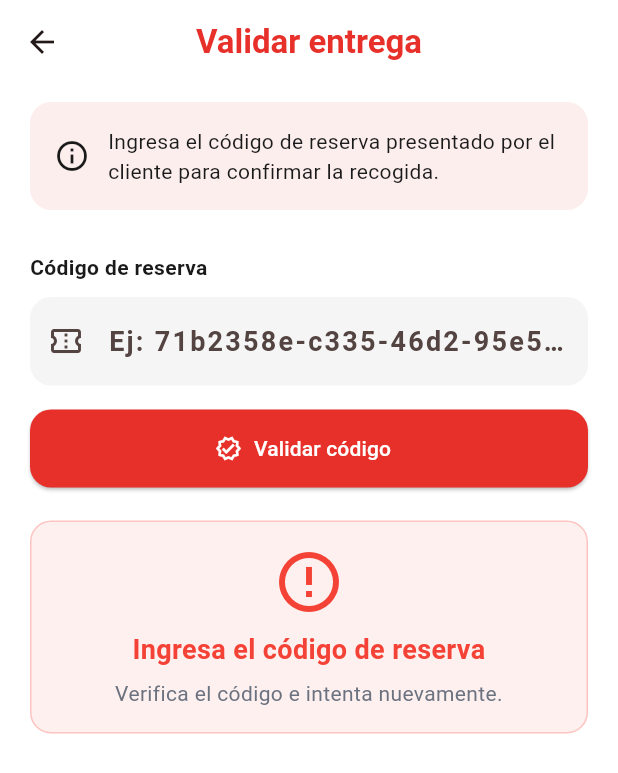
After one commit to Edmilzon/reduccion_desperdicio_alimentos, a Flutter app: the ValidatePickupScreen screen opened directly, after a tap on "Validar código", on a phone screen of 412 x 824 dp. The commit adds this screen. Shown: the top 773 px of the screen. Run offline on Flutter 3.47's test engine with Material 3 defaults, Android fonts, the phone set to English and light mode, and no system bars; our stand-ins replace flutter_local_notifications, flutter_map, geolocator, image_picker, latlong2, qr_flutter and 1 more; accounts and stored records are empty; network calls fail.

Commit message:
feat: validar recogida

```diff
--- a/lib/features/orders/data/models/order_model.dart
+++ b/lib/features/orders/data/models/order_model.dart
@@ -11,6 +11,7 @@ class OrderModel {
 
   final DateTime? createdAt;
   final DateTime? paidAt;
+  final DateTime? deliveredAt;
 
   final int? productId;
   final String? productTitle;
@@ -36,6 +37,7 @@ class OrderModel {
     required this.status,
     this.createdAt,
     this.paidAt,
+    this.deliveredAt,
     this.productId,
     this.productTitle,
     this.productDescription,
@@ -66,6 +68,7 @@ class OrderModel {
 
       createdAt: _toDate(json['createdAt']),
       paidAt: _toDate(json['paidAt']),
+      deliveredAt: _toDate(json['deliveredAt']),
 
       productId: _toNullableInt(product?['id']),
       productTitle: product?['title']?.toString(),
--- /dev/null
+++ b/lib/features/orders/data/models/pickup_validation_result.dart
@@ -0,0 +1,18 @@
+import 'order_model.dart';
+
+class PickupValidationResult {
+  final String message;
+  final OrderModel order;
+
+  PickupValidationResult({
+    required this.message,
+    required this.order,
+  });
+
+  factory PickupValidationResult.fromJson(Map<String, dynamic> json) {
+    return PickupValidationResult(
+      message: json['message']?.toString() ?? 'Entrega confirmada',
+      order: OrderModel.fromJson(json['order'] as Map<String, dynamic>),
+    );
+  }
+}
--- /dev/null
+++ b/lib/features/orders/presentation/screens/validate_pickup_screen.dart
@@ -0,0 +1,410 @@
+import 'package:flutter/material.dart';
+import 'package:reduccion_desperdicio_alimentos/core/theme/app_colors.dart';
+import 'package:reduccion_desperdicio_alimentos/features/orders/data/models/order_model.dart';
+import 'package:reduccion_desperdicio_alimentos/features/orders/data/repositories/order_repository.dart';
+
+class ValidatePickupScreen extends StatefulWidget {
+  const ValidatePickupScreen({super.key});
+
+  @override
+  State<ValidatePickupScreen> createState() => _ValidatePickupScreenState();
+}
+
+class _ValidatePickupScreenState extends State<ValidatePickupScreen> {
+  final OrderRepository _repository = OrderRepository();
+  final TextEditingController _codeController = TextEditingController();
+
+  bool _isLoading = false;
+  String? _errorMessage;
+  String? _successMessage;
+  OrderModel? _validatedOrder;
+
+  @override
+  void dispose() {
+    _codeController.dispose();
+    super.dispose();
+  }
+
+  Future<void> _validateCode() async {
+    final code = _codeController.text.trim();
+
+    if (code.isEmpty) {
+      setState(() {
+        _errorMessage = 'Ingresa el código de reserva';
+        _successMessage = null;
+        _validatedOrder = null;
+      });
+      return;
+    }
+
+    setState(() {
+      _isLoading = true;
+      _errorMessage = null;
+      _successMessage = null;
+      _validatedOrder = null;
+    });
+
+    try {
+      final result = await _repository.validatePickup(
+        reservationCode: code,
+      );
+
+      if (!mounted) return;
+
+      setState(() {
+        _validatedOrder = result.order;
+        _successMessage = result.message;
+        _errorMessage = null;
+      });
+
+      ScaffoldMessenger.of(context).showSnackBar(
+        SnackBar(
+          content: Text(result.message),
+          backgroundColor: Colors.green,
+        ),
+      );
+    } catch (e) {
+      if (!mounted) return;
+
+      setState(() {
+        _errorMessage = e.toString().replaceAll('Exception: ', '');
+        _successMessage = null;
+        _validatedOrder = null;
+      });
+    } finally {
+      if (mounted) {
+        setState(() => _isLoading = false);
+      }
+    }
+  }
+
+  String _shortCode(String code) {
+    if (code.isEmpty) return 'SIN-CODIGO';
+    if (code.length <= 8) return code.toUpperCase();
+    return code.substring(0, 8).toUpperCase();
+  }
+
+  String _formatDateTime(DateTime? date) {
+    if (date == null) return 'No disponible';
+
+    final local = date.toLocal();
+    final day = local.day.toString().padLeft(2, '0');
+    final month = local.month.toString().padLeft(2, '0');
+    final hour = local.hour.toString().padLeft(2, '0');
+    final minute = local.minute.toString().padLeft(2, '0');
+
+    return '$day/$month $hour:$minute';
+  }
+
+  String _formatPickup(DateTime? start, DateTime? end) {
+    if (start == null || end == null) return 'No disponible';
+
+    final s = start.toLocal();
+    final e = end.toLocal();
+
+    final day = s.day.toString().padLeft(2, '0');
+    final month = s.month.toString().padLeft(2, '0');
+    final startHour = s.hour.toString().padLeft(2, '0');
+    final startMinute = s.minute.toString().padLeft(2, '0');
+    final endHour = e.hour.toString().padLeft(2, '0');
+    final endMinute = e.minute.toString().padLeft(2, '0');
+
+    return '$day/$month $startHour:$startMinute - $endHour:$endMinute';
+  }
+
+  @override
+  Widget build(BuildContext context) {
+    return Scaffold(
+      backgroundColor: AppColors.background,
+      appBar: AppBar(
+        backgroundColor: AppColors.background,
+        centerTitle: true,
+        title: const Text(
+          'Validar entrega',
+          style: TextStyle(
+            color: AppColors.primary,
+            fontWeight: FontWeight.bold,
+          ),
+        ),
+      ),
+      body: SingleChildScrollView(
+        padding: const EdgeInsets.fromLTRB(20, 12, 20, 24),
+        child: Column(
+          crossAxisAlignment: CrossAxisAlignment.start,
+          children: [
+            _buildInfoBox(),
+            const SizedBox(height: 28),
+            const Text(
+              'Código de reserva',
+              style: TextStyle(
+                color: AppColors.textPrimary,
+                fontWeight: FontWeight.bold,
+              ),
+            ),
+            const SizedBox(height: 10),
+            _buildCodeField(),
+            const SizedBox(height: 16),
+            _buildValidateButton(),
+            const SizedBox(height: 22),
+            if (_successMessage != null) _buildSuccessCard(),
+            if (_errorMessage != null) _buildErrorCard(),
+            if (_validatedOrder != null) ...[
+              const SizedBox(height: 18),
+              _buildOrderDetail(_validatedOrder!),
+            ],
+          ],
+        ),
+      ),
+    );
+  }
+
+  Widget _buildInfoBox() {
+    return Container(
+      width: double.infinity,
+      padding: const EdgeInsets.all(16),
+      decoration: BoxDecoration(
+        color: AppColors.primary.withValues(alpha: 0.08),
+        borderRadius: BorderRadius.circular(14),
+      ),
+      child: const Row(
+        children: [
+          Icon(
+            Icons.info_outline,
+            color: AppColors.textPrimary,
+          ),
+          SizedBox(width: 12),
+          Expanded(
+            child: Text(
+              'Ingresa el código de reserva presentado por el cliente para confirmar la recogida.',
+              style: TextStyle(
+                color: AppColors.textPrimary,
+              ),
+            ),
+          ),
+        ],
+      ),
+    );
+  }
+
+  Widget _buildCodeField() {
+    return TextField(
+      controller: _codeController,
+      textCapitalization: TextCapitalization.none,
+      textInputAction: TextInputAction.done,
+      onSubmitted: (_) => _validateCode(),
+      decoration: InputDecoration(
+        hintText: 'Ej: 71b2358e-c335-46d2-95e5-9f029f2910e4',
+        prefixIcon: const Icon(Icons.confirmation_number_outlined),
+        filled: true,
+        fillColor: AppColors.cardBg,
+        border: OutlineInputBorder(
+          borderRadius: BorderRadius.circular(14),
+          borderSide: BorderSide.none,
+        ),
+      ),
+      style: const TextStyle(
+        fontSize: 18,
+        fontWeight: FontWeight.bold,
+        letterSpacing: 1.5,
+      ),
+    );
+  }
+
+  Widget _buildValidateButton() {
+    return SizedBox(
+      width: double.infinity,
+      height: 52,
+      child: ElevatedButton.icon(
+        onPressed: _isLoading ? null : _validateCode,
+        icon: _isLoading
+            ? const SizedBox(
+                width: 18,
+                height: 18,
+                child: CircularProgressIndicator(
+                  strokeWidth: 2,
+                  color: Colors.white,
+                ),
+              )
+            : const Icon(Icons.verified_outlined),
+        label: Text(_isLoading ? 'Validando...' : 'Validar código'),
+        style: ElevatedButton.styleFrom(
+          backgroundColor: AppColors.primary,
+          foregroundColor: Colors.white,
+          disabledBackgroundColor: AppColors.primary.withValues(alpha: 0.6),
+          shape: RoundedRectangleBorder(
+            borderRadius: BorderRadius.circular(14),
+          ),
+        ),
+      ),
+    );
+  }
+
+  Widget _buildSuccessCard() {
+    return Container(
+      width: double.infinity,
+      padding: const EdgeInsets.all(16),
+      decoration: BoxDecoration(
+        color: Colors.green.withValues(alpha: 0.08),
+        borderRadius: BorderRadius.circular(14),
+        border: Border.all(
+          color: Colors.green.withValues(alpha: 0.25),
+        ),
+      ),
+      child: Column(
+        children: [
+          const Icon(
+            Icons.check_circle_outline,
+            color: Colors.green,
+            size: 48,
+          ),
+          const SizedBox(height: 8),
+          Text(
+            _successMessage ?? 'Entrega confirmada',
+            textAlign: TextAlign.center,
+            style: const TextStyle(
+              color: AppColors.textPrimary,
+              fontWeight: FontWeight.bold,
+              fontSize: 18,
+            ),
+          ),
+          if (_validatedOrder?.deliveredAt != null) ...[
+            const SizedBox(height: 6),
+            Text(
+              'Hora registrada: ${_formatDateTime(_validatedOrder!.deliveredAt)}',
+              style: const TextStyle(
+                color: AppColors.textSecondary,
+              ),
+            ),
+          ],
+        ],
+      ),
+    );
+  }
+
+  Widget _buildErrorCard() {
+    final isUsed = _errorMessage == 'Código ya utilizado';
+
+    return Container(
+      width: double.infinity,
+      padding: const EdgeInsets.all(16),
+      decoration: BoxDecoration(
+        color: (isUsed ? Colors.orange : Colors.red).withValues(alpha: 0.08),
+        borderRadius: BorderRadius.circular(14),
+        border: Border.all(
+          color: (isUsed ? Colors.orange : Colors.red).withValues(alpha: 0.25),
+        ),
+      ),
+      child: Column(
+        children: [
+          Icon(
+            isUsed ? Icons.warning_amber_rounded : Icons.error_outline,
+            color: isUsed ? Colors.orange : Colors.red,
+            size: 48,
+          ),
+          const SizedBox(height: 8),
+          Text(
+            _errorMessage ?? 'Error de validación',
+            textAlign: TextAlign.center,
+            style: TextStyle(
+              color: isUsed ? Colors.orange : Colors.red,
+              fontWeight: FontWeight.bold,
+              fontSize: 18,
+            ),
+          ),
+          const SizedBox(height: 6),
+          Text(
+            isUsed
+                ? 'Este código ya fue validado anteriormente.'
+                : 'Verifica el código e intenta nuevamente.',
+            textAlign: TextAlign.center,
+            style: const TextStyle(
+              color: AppColors.textSecondary,
+            ),
+          ),
+        ],
+      ),
+    );
+  }
+
+  Widget _buildOrderDetail(OrderModel order) {
+    return Container(
+      width: double.infinity,
+      padding: const EdgeInsets.all(16),
+      decoration: BoxDecoration(
+        color: AppColors.cardBg,
+        borderRadius: BorderRadius.circular(16),
+      ),
+      child: Column(
+        crossAxisAlignment: CrossAxisAlignment.start,
+        children: [
+          const Text(
+            'Detalle de la reserva',
+            style: TextStyle(
+              color: AppColors.textPrimary,
+              fontWeight: FontWeight.bold,
+              fontSize: 18,
+            ),
+          ),
+          const SizedBox(height: 14),
+          Center(
+            child: Text(
+              _shortCode(order.reservationCode),
+              style: const TextStyle(
+                color: AppColors.primary,
+                fontWeight: FontWeight.bold,
+                fontSize: 24,
+                letterSpacing: 3,
+              ),
+            ),
+          ),
+          const Divider(height: 26),
+          _detailRow('Cliente', order.buyerName ?? order.buyerEmail ?? 'No disponible'),
+          _detailRow('Producto', order.productTitle ?? 'Producto'),
+          _detailRow('Cantidad', '${order.quantity} unidad(es)'),
+          _detailRow('Total', 'Bs ${order.totalPrice.toStringAsFixed(2)}'),
+          _detailRow('Método de pago', order.paymentMethodLabel),
+          _detailRow('Estado pago', order.paymentStatusLabel),
+          _detailRow('Estado entrega', order.deliveryStatusLabel),
+          _detailRow(
+            'Horario recogida',
+            _formatPickup(order.pickupStart, order.pickupEnd),
+          ),
+          _detailRow(
+            'Hora entrega',
+            _formatDateTime(order.deliveredAt),
+          ),
+        ],
+      ),
+    );
+  }
+
+  Widget _detailRow(String label, String value) {
+    return Padding(
+      padding: const EdgeInsets.only(bottom: 11),
+      child: Row(
+        crossAxisAlignment: CrossAxisAlignment.start,
+        children: [
+          Expanded(
+            child: Text(
+              label,
+              style: const TextStyle(
+                color: AppColors.textSecondary,
+              ),
+            ),
+          ),
+          const SizedBox(width: 10),
+          Expanded(
+            child: Text(
+              value,
+              textAlign: TextAlign.right,
+              style: const TextStyle(
+                color: AppColors.textPrimary,
+                fontWeight: FontWeight.bold,
+              ),
+            ),
+          ),
+        ],
+      ),
+    );
+  }
+}
```
Also changed, not shown: lib/features/home/presentation/screens/profile_screen.dart (+15 -0 lines), lib/features/orders/data/repositories/order_repository.dart (+44 -0 lines), 1 other file.
